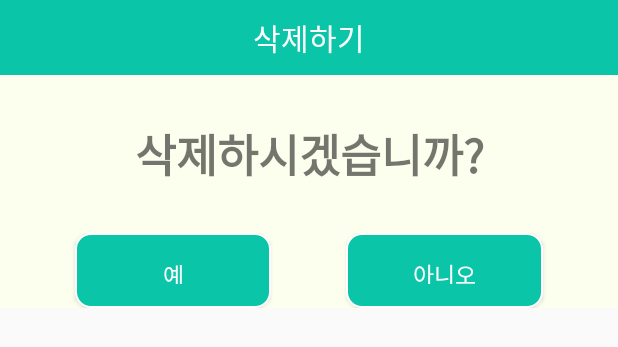
After one commit to OlangTeam/My_Olang, an Android app: the layout activity_delete_view.xml on its own in the app's theme, with its tools: preview values and no code run, on a phone screen of 412 x 824 dp. The commit adds this screen. Shown: the top 347 px of the screen. Run offline under Robolectric (Android 15) with nearby library versions, the light colour scheme and no system bars.

Commit message:
상희5차_더보기

```diff
--- /dev/null
+++ b/app/src/main/res/layout/activity_delete_view.xml
@@ -0,0 +1,66 @@
+<LinearLayout xmlns:android="http://schemas.android.com/apk/res/android"
+    xmlns:app="http://schemas.android.com/apk/res-auto"
+    xmlns:tools="http://schemas.android.com/tools"
+    android:layout_width="match_parent"
+    android:layout_height="wrap_content"
+    android:orientation="vertical"
+    android:background="#fdffee"
+    tools:context=".CancelView">
+
+    <LinearLayout
+        android:orientation="horizontal"
+        android:layout_width="match_parent"
+        android:layout_height="wrap_content">
+
+        <TextView
+            android:text="삭제하기"
+            android:textSize="20dp"
+            android:textColor="#fff"
+            android:gravity="center"
+            android:background="#0ac5a8"
+            android:layout_width="match_parent"
+            android:layout_height="50dp" />
+    </LinearLayout>
+
+    <TextView
+        android:id="@+id/Card"
+        android:layout_width="match_parent"
+        android:layout_height="wrap_content"
+        android:gravity="center"
+        android:layout_marginTop="30dp"
+        android:text="삭제하시겠습니까?"
+        android:textStyle="bold"
+        android:textSize="30dp" />
+
+    <LinearLayout
+        android:orientation="horizontal"
+        android:gravity="center"
+        android:layout_marginTop="30dp"
+        android:layout_width="match_parent"
+        android:layout_height="wrap_content">
+        <Button
+            android:layout_width="60dp"
+            android:layout_height="50dp"
+            android:textSize="15dp"
+            android:textColor="#fff"
+            android:padding="16dp"
+            android:layout_marginLeft="50dp"
+            android:layout_weight="1"
+            android:text="예"
+            android:background="@drawable/round_button"
+            />
+        <Button
+            android:layout_width="60dp"
+            android:layout_height="50dp"
+            android:textSize="15dp"
+            android:textColor="#fff"
+            android:padding="16dp"
+            android:layout_marginLeft="50dp"
+            android:layout_marginRight="50dp"
+            android:layout_weight="1"
+            android:text="아니오"
+            android:background="@drawable/round_button" />
+    </LinearLayout>
+
+
+</LinearLayout>
--- a/app/src/main/res/layout/activity_postview_worry_view.xml
+++ b/app/src/main/res/layout/activity_postview_worry_view.xml
@@ -31,12 +31,6 @@
                 android:textSize="20sp"
                 android:textStyle="bold" />
 
-            <Button
-                android:layout_width="40dp"
-                android:layout_height="match_parent"
-                android:background="#0ac5a8"
-                android:layout_gravity="right"
-                android:drawableRight="@drawable/ic_baseline_more_vert_24"></Button>
 
         </androidx.appcompat.widget.Toolbar>
 
--- /dev/null
+++ b/app/src/main/res/layout/activity_seemore_view.xml
@@ -0,0 +1,6 @@
+<?xml version="1.0" encoding="utf-8"?>
+<LinearLayout xmlns:android="http://schemas.android.com/apk/res/android"
+    android:layout_width="match_parent"
+    android:layout_height="match_parent">
+
+</LinearLayout>
--- a/app/src/main/res/layout/postview.xml
+++ b/app/src/main/res/layout/postview.xml
@@ -28,7 +28,7 @@
                 android:layout_height="32dp"
                 android:layout_weight="1"
                 app:srcCompat="@drawable/ic_baseline_mode_comment_24"
-                tools:ignore="VectorDrawableCompat" />
+                tools:ignore="VectorDrawableCompat,SpeakableTextPresentCheck" />
 
             <ImageButton
                 android:id="@+id/good"
```
Also changed, not shown: app/src/main/res/layout/activity_correct_view.xml (added, +66 -0 lines), app/src/main/res/layout/activity_report_view.xml (added, +66 -0 lines), app/src/main/res/menu/report.xml (added, +16 -0 lines).
